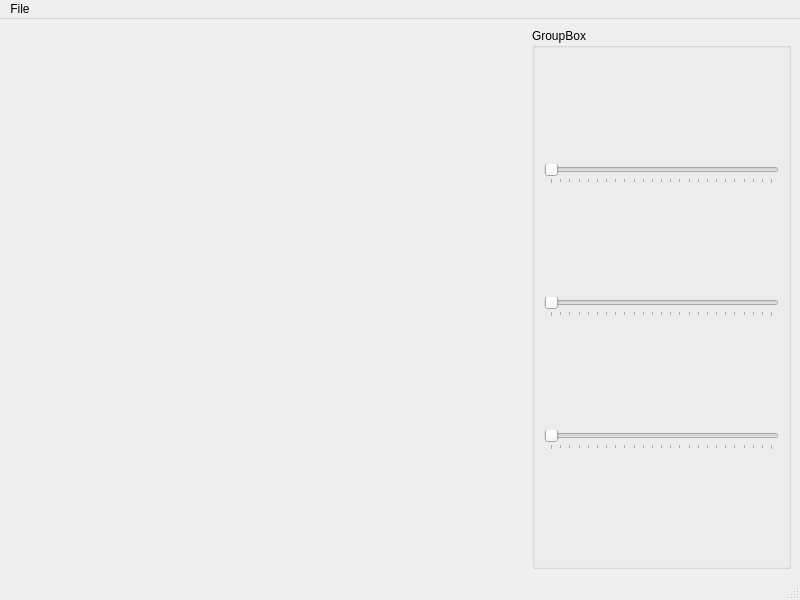
mostley/Greenhouse, file mainwindow.ui: the form before one commit.
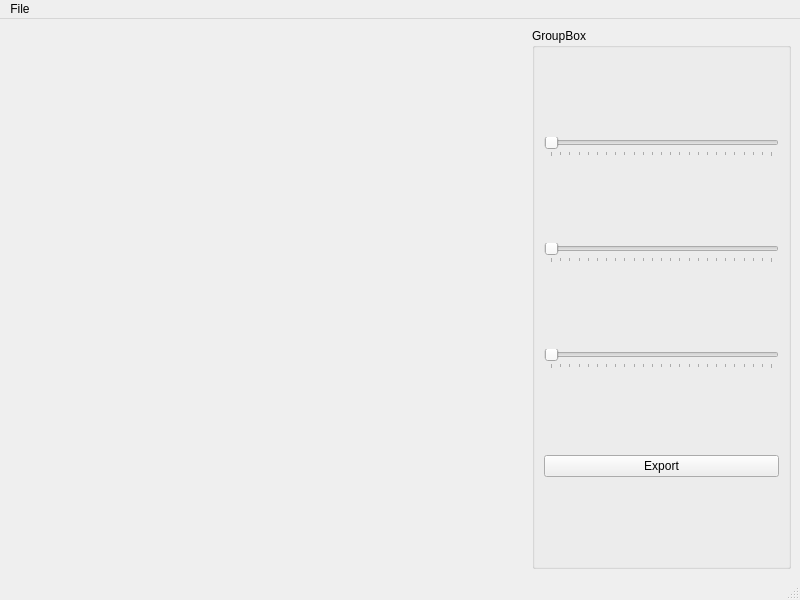
The form after the commit. Custom widgets are drawn as their Qt base class.

Commit message: - added triangle class - added method to create test data for export - added StlWriter, only ascii format so far - decreased sampling from 64 to 32

Diff of the .ui file:
```diff
--- a/mainwindow.ui
+++ b/mainwindow.ui
@@ -103,6 +103,13 @@
          </property>
         </widget>
        </item>
+       <item>
+        <widget class="QPushButton" name="button_export">
+         <property name="text">
+          <string>Export</string>
+         </property>
+        </widget>
+       </item>
       </layout>
      </widget>
     </item>
```
The commit also changes 8 other files.
